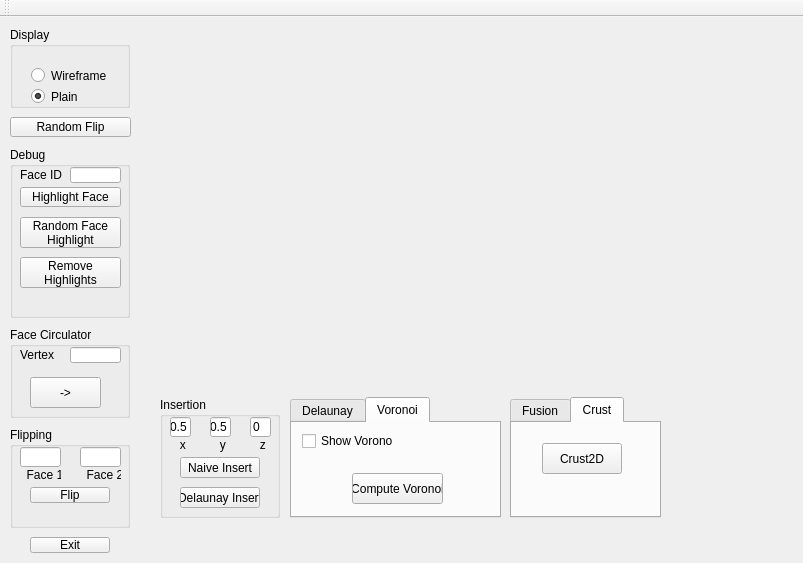
Above: mainwindow.ui from Aros69/MeshComputation before the change. Below: the same form after it.
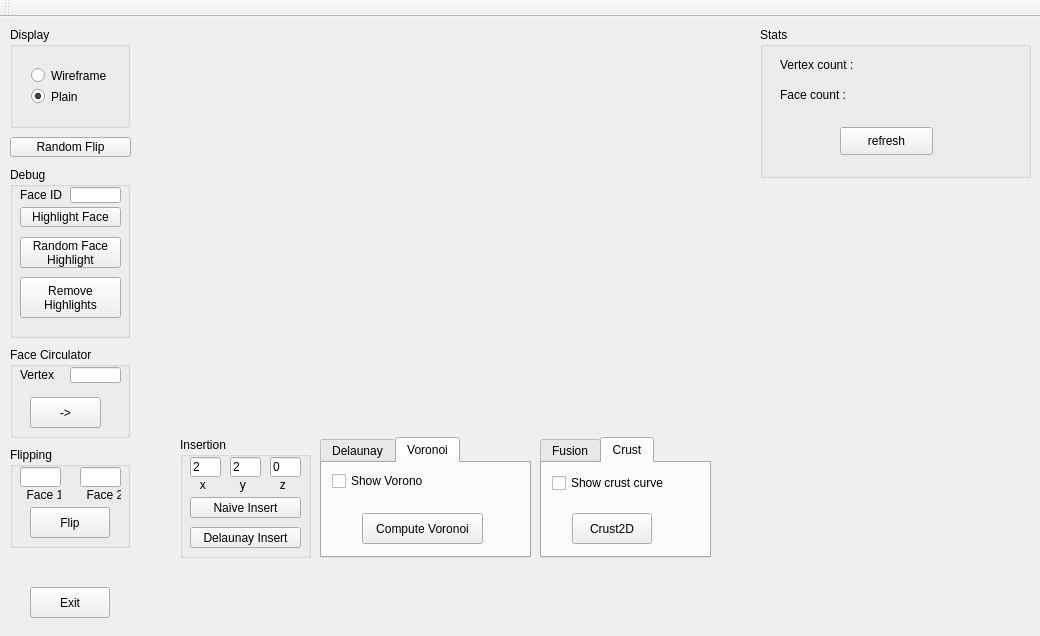
That is the form after the change. Custom widgets are drawn as their Qt base class.

Commit message: Working crust ? not sure

The edit to the form file:
```diff
--- a/mainwindow.ui
+++ b/mainwindow.ui
@@ -6,8 +6,8 @@
    <rect>
     <x>0</x>
     <y>0</y>
-    <width>803</width>
-    <height>563</height>
+    <width>1040</width>
+    <height>636</height>
    </rect>
   </property>
   <property name="windowTitle">
@@ -26,7 +26,7 @@
       <x>150</x>
       <y>10</y>
       <width>601</width>
-      <height>361</height>
+      <height>401</height>
      </rect>
     </property>
    </widget>
@@ -34,9 +34,9 @@
     <property name="geometry">
      <rect>
       <x>30</x>
-      <y>520</y>
+      <y>570</y>
       <width>80</width>
-      <height>16</height>
+      <height>31</height>
      </rect>
     </property>
     <property name="text">
@@ -49,7 +49,7 @@
       <x>10</x>
       <y>10</y>
       <width>120</width>
-      <height>81</height>
+      <height>101</height>
      </rect>
     </property>
     <property name="title">
@@ -89,7 +89,7 @@
     <property name="geometry">
      <rect>
       <x>10</x>
-      <y>100</y>
+      <y>120</y>
       <width>121</width>
       <height>20</height>
      </rect>
@@ -102,7 +102,7 @@
     <property name="geometry">
      <rect>
       <x>10</x>
-      <y>310</y>
+      <y>330</y>
       <width>120</width>
       <height>91</height>
      </rect>
@@ -150,9 +150,9 @@
    <widget class="QGroupBox" name="groupBox_3">
     <property name="geometry">
      <rect>
-      <x>160</x>
-      <y>380</y>
-      <width>120</width>
+      <x>180</x>
+      <y>420</y>
+      <width>131</width>
       <height>121</height>
      </rect>
     </property>
@@ -164,12 +164,12 @@
       <rect>
        <x>10</x>
        <y>20</y>
-       <width>21</width>
+       <width>31</width>
        <height>20</height>
       </rect>
      </property>
      <property name="text">
-      <string>0.5</string>
+      <string>2</string>
      </property>
     </widget>
     <widget class="QLineEdit" name="yInsert">
@@ -177,12 +177,12 @@
       <rect>
        <x>50</x>
        <y>20</y>
-       <width>21</width>
+       <width>31</width>
        <height>20</height>
       </rect>
      </property>
      <property name="text">
-      <string>0.5</string>
+      <string>2</string>
      </property>
     </widget>
     <widget class="QLineEdit" name="zInsert">
@@ -190,7 +190,7 @@
       <rect>
        <x>90</x>
        <y>20</y>
-       <width>21</width>
+       <width>31</width>
        <height>20</height>
       </rect>
      </property>
@@ -203,7 +203,7 @@
       <rect>
        <x>10</x>
        <y>40</y>
-       <width>16</width>
+       <width>31</width>
        <height>16</height>
       </rect>
      </property>
@@ -216,7 +216,7 @@
       <rect>
        <x>50</x>
        <y>40</y>
-       <width>16</width>
+       <width>31</width>
        <height>16</height>
       </rect>
      </property>
@@ -229,7 +229,7 @@
       <rect>
        <x>90</x>
        <y>40</y>
-       <width>16</width>
+       <width>31</width>
        <height>16</height>
       </rect>
      </property>
@@ -240,9 +240,9 @@
     <widget class="QPushButton" name="naiveInsert">
      <property name="geometry">
       <rect>
-       <x>20</x>
+       <x>10</x>
        <y>60</y>
-       <width>80</width>
+       <width>111</width>
        <height>21</height>
       </rect>
      </property>
@@ -253,9 +253,9 @@
     <widget class="QPushButton" name="delaunayInsert">
      <property name="geometry">
       <rect>
-       <x>20</x>
+       <x>10</x>
        <y>90</y>
-       <width>80</width>
+       <width>111</width>
        <height>21</height>
       </rect>
      </property>
@@ -267,8 +267,8 @@
    <widget class="QTabWidget" name="tabWidget">
     <property name="geometry">
      <rect>
-      <x>290</x>
-      <y>380</y>
+      <x>320</x>
+      <y>420</y>
       <width>211</width>
       <height>121</height>
      </rect>
@@ -301,9 +301,9 @@
      <widget class="QPushButton" name="computeVoronoi">
       <property name="geometry">
        <rect>
-        <x>60</x>
+        <x>40</x>
         <y>50</y>
-        <width>91</width>
+        <width>121</width>
         <height>31</height>
        </rect>
       </property>
@@ -330,7 +330,7 @@
     <property name="geometry">
      <rect>
       <x>10</x>
-      <y>130</y>
+      <y>150</y>
       <width>120</width>
       <height>171</height>
      </rect>
@@ -358,7 +358,7 @@
        <x>10</x>
        <y>110</y>
        <width>101</width>
-       <height>31</height>
+       <height>41</height>
       </rect>
      </property>
      <property name="text">
@@ -410,7 +410,7 @@
     <property name="geometry">
      <rect>
       <x>10</x>
-      <y>410</y>
+      <y>430</y>
       <width>120</width>
       <height>101</height>
      </rect>
@@ -470,7 +470,7 @@
        <x>20</x>
        <y>60</y>
        <width>80</width>
-       <height>16</height>
+       <height>31</height>
       </rect>
      </property>
      <property name="text">
@@ -481,9 +481,9 @@
    <widget class="QTabWidget" name="tabWidget_2">
     <property name="geometry">
      <rect>
-      <x>510</x>
-      <y>380</y>
-      <width>151</width>
+      <x>540</x>
+      <y>420</y>
+      <width>171</width>
       <height>121</height>
      </rect>
     </property>
@@ -575,7 +575,7 @@
       <property name="geometry">
        <rect>
         <x>30</x>
-        <y>20</y>
+        <y>50</y>
         <width>80</width>
         <height>31</height>
        </rect>
@@ -584,6 +584,97 @@
        <string>Crust2D</string>
       </property>
      </widget>
+     <widget class="QCheckBox" name="CrustCurve">
+      <property name="geometry">
+       <rect>
+        <x>10</x>
+        <y>10</y>
+        <width>131</width>
+        <height>20</height>
+       </rect>
+      </property>
+      <property name="text">
+       <string>Show crust curve</string>
+      </property>
+     </widget>
+    </widget>
+   </widget>
+   <widget class="QGroupBox" name="groupBox_6">
+    <property name="geometry">
+     <rect>
+      <x>760</x>
+      <y>10</y>
+      <width>271</width>
+      <height>151</height>
+     </rect>
+    </property>
+    <property name="title">
+     <string>Stats</string>
+    </property>
+    <widget class="QLabel" name="label_4">
+     <property name="geometry">
+      <rect>
+       <x>20</x>
+       <y>30</y>
+       <width>101</width>
+       <height>16</height>
+      </rect>
+     </property>
+     <property name="text">
+      <string>Vertex count :</string>
+     </property>
+    </widget>
+    <widget class="QLabel" name="label_6">
+     <property name="geometry">
+      <rect>
+       <x>20</x>
+       <y>60</y>
+       <width>101</width>
+       <height>16</height>
+      </rect>
+     </property>
+     <property name="text">
+      <string>Face count :</string>
+     </property>
+    </widget>
+    <widget class="QLabel" name="vertexCount">
+     <property name="geometry">
+      <rect>
+       <x>170</x>
+       <y>30</y>
+       <width>81</width>
+       <height>16</height>
+      </rect>
+     </property>
+     <property name="text">
+      <string/>
+     </property>
+    </widget>
+    <widget class="QLabel" name="faceCount">
+     <property name="geometry">
+      <rect>
+       <x>170</x>
+       <y>60</y>
+       <width>81</width>
+       <height>16</height>
+      </rect>
+     </property>
+     <property name="text">
+      <string/>
+     </property>
+    </widget>
+    <widget class="QPushButton" name="refresh">
+     <property name="geometry">
+      <rect>
+       <x>80</x>
+       <y>100</y>
+       <width>93</width>
+       <height>28</height>
+      </rect>
+     </property>
+     <property name="text">
+      <string>refresh</string>
+     </property>
     </widget>
    </widget>
   </widget>
```
Left out of the diff: 8 changed lines with no effect on the pictures. The commit also changes 11 other files.
